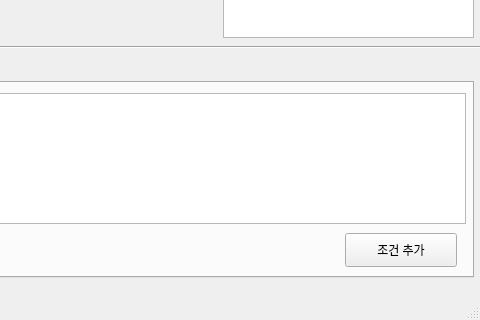
The window that main.ui (songxuanqing/PAT) describes before a commit, drawn with Qt 5; both pictures show x 637 to 1117 and y 553 to 873 of the 1117 by 873 pixel window.
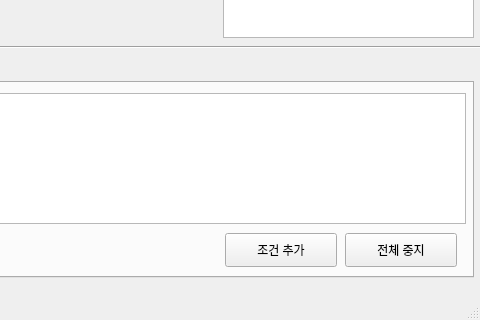
The same window after the commit.

```diff
--- a/main.ui
+++ b/main.ui
@@ -84,7 +84,7 @@
      <widget class="QPushButton" name="bt_addCondition">
       <property name="geometry">
        <rect>
-        <x>980</x>
+        <x>860</x>
         <y>150</y>
         <width>112</width>
         <height>34</height>
@@ -94,6 +94,19 @@
        <string>조건 추가</string>
       </property>
      </widget>
+     <widget class="QPushButton" name="bt_stopAll">
+      <property name="geometry">
+       <rect>
+        <x>980</x>
+        <y>150</y>
+        <width>112</width>
+        <height>34</height>
+       </rect>
+      </property>
+      <property name="text">
+       <string>전체 중지</string>
+      </property>
+     </widget>
     </widget>
     <widget class="QWidget" name="tab_kiwoomConditions">
      <attribute name="title">
```
